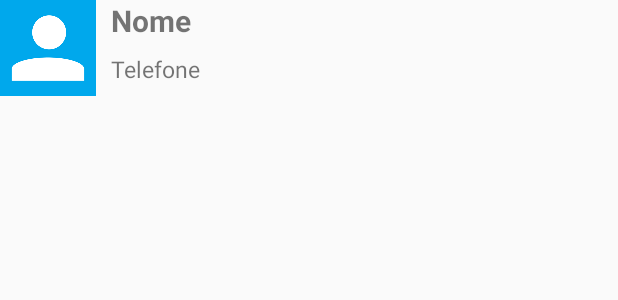
After one commit to nagot21/Agenda_pt_V, an Android app: the layout list_item.xml on its own in the app's theme, with its tools: preview values and no code run, on a phone screen of 412 x 824 dp. The commit adds this screen. Shown: the top 300 px of the screen. Run offline under Robolectric (Android 15) with nearby library versions, the phone set to English and light mode, and no system bars.

Commit message:
Add new layout list_item.xml

```diff
--- a/app/src/main/java/br/com/alura/agenda/ListaAlunosActivity.java
+++ b/app/src/main/java/br/com/alura/agenda/ListaAlunosActivity.java
@@ -81,7 +81,7 @@
 
         String site = aluno.getSite();
 
-        if(!site.startsWith("http://")) {
+        if (!site.startsWith("http://")) {
             site = "http://" + site;
         }
 
@@ -93,7 +93,7 @@
         ligar.setOnMenuItemClickListener(new MenuItem.OnMenuItemClickListener() {
             @Override
             public boolean onMenuItemClick(MenuItem item) {
-                if(ActivityCompat.checkSelfPermission(ListaAlunosActivity.this, android.Manifest.permission.CALL_PHONE) != PackageManager.PERMISSION_GRANTED) {
+                if (ActivityCompat.checkSelfPermission(ListaAlunosActivity.this, android.Manifest.permission.CALL_PHONE) != PackageManager.PERMISSION_GRANTED) {
                     ActivityCompat.requestPermissions(ListaAlunosActivity.this, new String[]{android.Manifest.permission.CALL_PHONE}, 123);
                 } else {
                     Intent intentLigar = new Intent(Intent.ACTION_CALL);
--- /dev/null
+++ b/app/src/main/res/layout/list_item.xml
@@ -0,0 +1,41 @@
+<?xml version="1.0" encoding="utf-8"?>
+<LinearLayout xmlns:android="http://schemas.android.com/apk/res/android"
+    android:layout_width="match_parent"
+    android:layout_height="match_parent"
+    android:orientation="horizontal">
+
+    <ImageView
+        android:id="@+id/item_foto"
+        android:layout_width="64dp"
+        android:layout_height="64dp"
+        android:src="@drawable/person" />
+
+    <LinearLayout
+        android:layout_width="wrap_content"
+        android:layout_height="wrap_content"
+        android:gravity="center_vertical"
+        android:orientation="vertical">
+
+        <TextView
+            android:id="@+id/item_nome"
+            android:layout_width="wrap_content"
+            android:layout_height="wrap_content"
+            android:paddingLeft="10dp"
+            android:paddingStart="10dp"
+            android:text="Nome"
+            android:textSize="20sp"
+            android:textStyle="bold" />
+
+        <TextView
+            android:id="@+id/item_telefone"
+            android:layout_width="wrap_content"
+            android:layout_height="wrap_content"
+            android:paddingLeft="10dp"
+            android:paddingStart="10dp"
+            android:paddingTop="8dp"
+            android:text="Telefone"
+            android:textSize="15sp" />
+
+    </LinearLayout>
+
+</LinearLayout>
```
